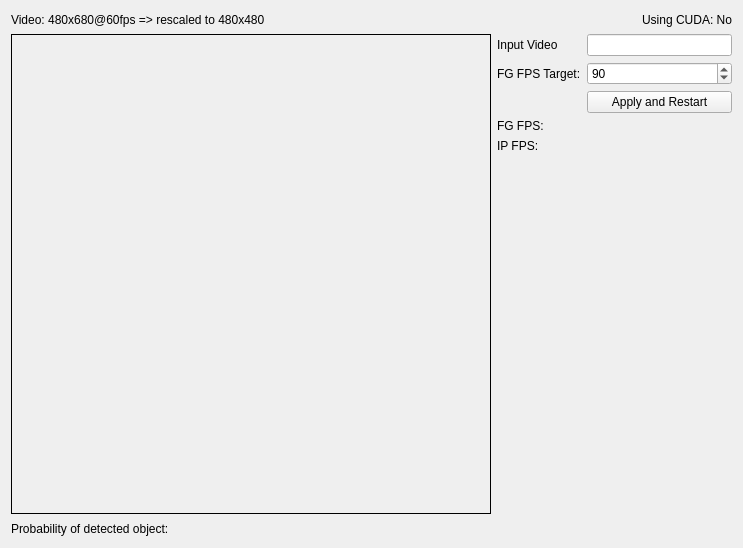
The window that src/evaluator_gui_form.ui (DavidBaldsiefen/rocket_tracker) describes before a commit, drawn with Qt 5.
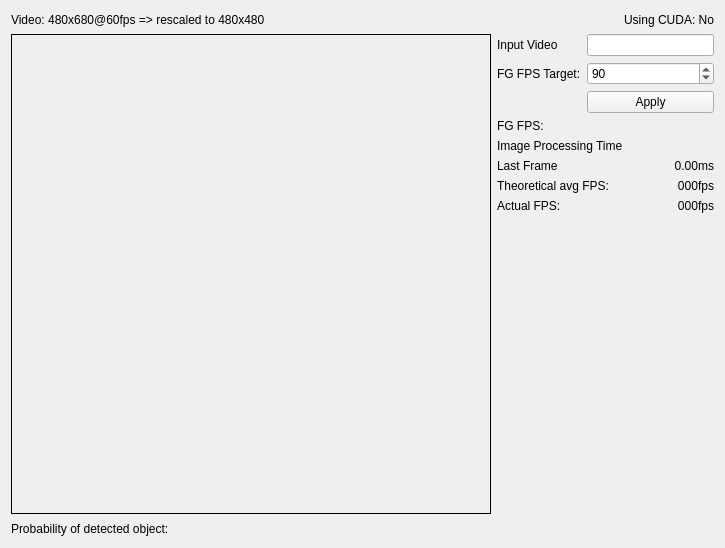
The same window after the commit.

Commit message: Add image-processor statistics to GUI

What changed in the file:
```diff
--- a/src/evaluator_gui_form.ui
+++ b/src/evaluator_gui_form.ui
@@ -6,7 +6,7 @@
    <rect>
     <x>0</x>
     <y>0</y>
-    <width>743</width>
+    <width>725</width>
     <height>548</height>
    </rect>
   </property>
@@ -63,16 +63,33 @@
      </item>
      <item row="1" column="1">
       <layout class="QGridLayout" name="gridLayout">
-       <item row="4" column="0">
+       <item row="6" column="2">
+        <widget class="QLabel" name="ip_fps_avg">
+         <property name="text">
+          <string>000fps</string>
+         </property>
+         <property name="alignment">
+          <set>Qt::AlignRight|Qt::AlignTrailing|Qt::AlignVCenter</set>
+         </property>
+        </widget>
+       </item>
+       <item row="4" column="0" colspan="2">
         <widget class="QLabel" name="label_6">
          <property name="text">
-          <string>IP FPS:</string>
+          <string>Image Processing Time</string>
          </property>
         </widget>
        </item>
        <item row="0" column="1" colspan="2">
         <widget class="QLineEdit" name="videopath"/>
        </item>
+       <item row="5" column="0">
+        <widget class="QLabel" name="label_2">
+         <property name="text">
+          <string>Last Frame</string>
+         </property>
+        </widget>
+       </item>
        <item row="1" column="1" colspan="2">
         <widget class="QSpinBox" name="fg_fps_target">
          <property name="sizePolicy">
@@ -101,7 +118,7 @@
           </sizepolicy>
          </property>
          <property name="text">
-          <string>Apply and Restart</string>
+          <string>Apply</string>
          </property>
         </widget>
        </item>
@@ -138,7 +155,7 @@
          </property>
         </widget>
        </item>
-       <item row="5" column="0">
+       <item row="8" column="0">
         <spacer name="verticalSpacer_2">
          <property name="orientation">
           <enum>Qt::Vertical</enum>
@@ -151,6 +168,52 @@
          </property>
         </spacer>
        </item>
+       <item row="6" column="0" colspan="2">
+        <widget class="QLabel" name="label_4">
+         <property name="toolTip">
+          <string/>
+         </property>
+         <property name="statusTip">
+          <string/>
+         </property>
+         <property name="whatsThis">
+          <string/>
+         </property>
+         <property name="text">
+          <string>Theoretical avg FPS:</string>
+         </property>
+        </widget>
+       </item>
+       <item row="5" column="2">
+        <widget class="QLabel" name="ip_time">
+         <property name="text">
+          <string>0.00ms</string>
+         </property>
+         <property name="alignment">
+          <set>Qt::AlignRight|Qt::AlignTrailing|Qt::AlignVCenter</set>
+         </property>
+        </widget>
+       </item>
+       <item row="7" column="0">
+        <widget class="QLabel" name="label_8">
+         <property name="toolTip">
+          <string>Limited by FG publishing rate</string>
+         </property>
+         <property name="text">
+          <string>Actual FPS:</string>
+         </property>
+        </widget>
+       </item>
+       <item row="7" column="2">
+        <widget class="QLabel" name="ip_fps_actual">
+         <property name="text">
+          <string>000fps</string>
+         </property>
+         <property name="alignment">
+          <set>Qt::AlignRight|Qt::AlignTrailing|Qt::AlignVCenter</set>
+         </property>
+        </widget>
+       </item>
       </layout>
      </item>
      <item row="2" column="0">
```
The commit also changes 3 other files.
